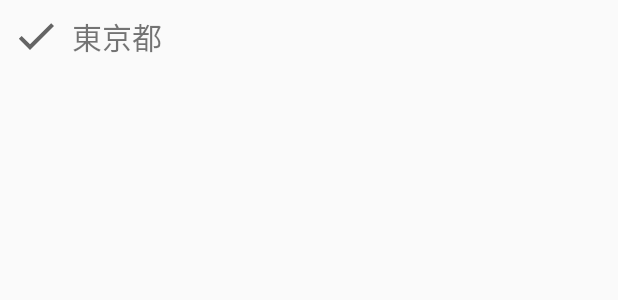
After one commit to TatsukiIshijima/Photom, an Android app built with Jetpack Compose: the layout item_location.xml on its own in the app's theme, with its tools: preview values and no code run, on a phone screen of 412 x 824 dp. The commit adds this screen. Shown: the top 300 px of the screen. Run offline under Robolectric (Android 15) with nearby library versions, the phone set to English and light mode, and no system bars.

Commit message:
create location item

```diff
--- /dev/null
+++ b/feature/setting/src/main/res/drawable/ic_baseline_check_24.xml
@@ -0,0 +1,10 @@
+<vector xmlns:android="http://schemas.android.com/apk/res/android"
+    android:width="24dp"
+    android:height="24dp"
+    android:viewportWidth="24"
+    android:viewportHeight="24"
+    android:tint="?attr/colorControlNormal">
+    <path
+        android:fillColor="@android:color/darker_gray"
+        android:pathData="M9,16.17L4.83,12l-1.42,1.41L9,19 21,7l-1.41,-1.41z" />
+</vector>
--- /dev/null
+++ b/feature/setting/src/main/res/layout/item_location.xml
@@ -0,0 +1,32 @@
+<?xml version="1.0" encoding="utf-8"?>
+<androidx.constraintlayout.widget.ConstraintLayout xmlns:android="http://schemas.android.com/apk/res/android"
+    android:id="@+id/location_item_container"
+    android:layout_width="match_parent"
+    android:layout_height="48dp"
+    xmlns:app="http://schemas.android.com/apk/res-auto"
+    xmlns:tools="http://schemas.android.com/tools">
+
+    <ImageView
+        android:id="@+id/check_image"
+        android:contentDescription="@null"
+        android:layout_width="32dp"
+        android:layout_height="32dp"
+        android:layout_marginHorizontal="8dp"
+        app:layout_constraintTop_toTopOf="parent"
+        app:layout_constraintBottom_toBottomOf="parent"
+        app:layout_constraintStart_toStartOf="parent"
+        app:layout_constraintEnd_toStartOf="@+id/location_name"
+        tools:src="@drawable/ic_baseline_check_24" />
+
+    <TextView
+        android:id="@+id/location_name"
+        android:layout_width="0dp"
+        android:layout_height="wrap_content"
+        android:textSize="20sp"
+        app:layout_constraintTop_toTopOf="parent"
+        app:layout_constraintBottom_toBottomOf="parent"
+        app:layout_constraintStart_toEndOf="@+id/check_image"
+        app:layout_constraintEnd_toEndOf="parent"
+        tools:text="東京都" />
+
+</androidx.constraintlayout.widget.ConstraintLayout>
--- /dev/null
+++ b/feature/setting/src/main/res/values/strings.xml
@@ -0,0 +1,4 @@
+<?xml version="1.0" encoding="utf-8"?>
+<resources>
+    <string name="save_button">保存</string>
+</resources>
```
Also changed, not shown: feature/setting/src/main/java/com/tatsuki/setting/LocationItem.kt (added, +27 -0 lines), feature/setting/src/main/res/layout/fragment_setting.xml (+61 -6 lines).
